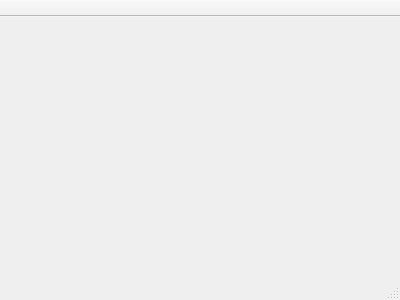
Old version of the form shareloc.ui in the repository hacksdump/ShareLoc.
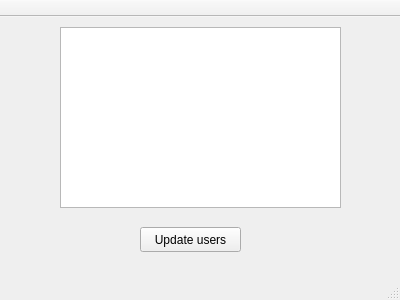
New version of the form.

Diff of the .ui file:
```diff
--- a/shareloc.ui
+++ b/shareloc.ui
@@ -16,16 +16,30 @@
   <property name="windowTitle">
    <string>ShareLoc</string>
   </property>
-  <widget class="QWidget" name="centralWidget"/>
-  <widget class="QMenuBar" name="menuBar">
+  <widget class="QWidget" name="centralWidget">
+   <widget class="QListWidget" name="listWidget">
    <property name="geometry">
     <rect>
-     <x>0</x>
-     <y>0</y>
-     <width>400</width>
-     <height>22</height>
-    </rect>
-   </property>
+      <x>60</x>
+      <y>10</y>
+      <width>281</width>
+      <height>181</height>
+     </rect>
+    </property>
+   </widget>
+   <widget class="QPushButton" name="pushButton">
+    <property name="geometry">
+     <rect>
+      <x>140</x>
+      <y>210</y>
+      <width>101</width>
+      <height>25</height>
+     </rect>
+    </property>
+    <property name="text">
+     <string>Update users</string>
+    </property>
+   </widget>
   </widget>
   <widget class="QToolBar" name="mainToolBar">
    <property name="enabled">
```
Lines whose indentation alone changed are shown as unchanged.
